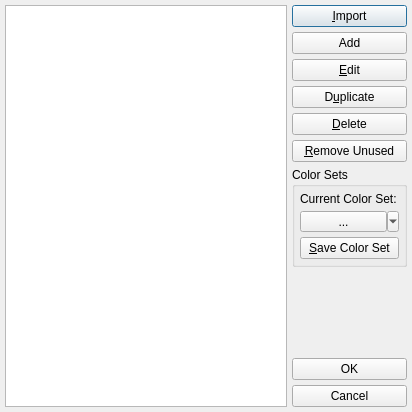
Before: the Qt Designer form scribus/ui/colorsandfillsbase.ui in scribusproject/scribus, drawn with Qt 5.
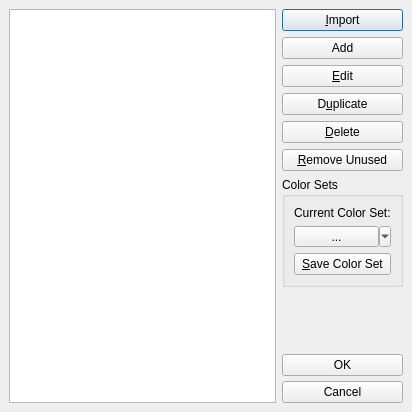
After: the same form once the commit is applied. Custom widgets are drawn as their Qt base class.

Commit message: #16402: Update margins for Preflight Verifier, Colors and Fills and Print/Output preview dialogs <bubu>

Diff of the .ui file:
```diff
--- a/scribus/ui/colorsandfillsbase.ui
+++ b/scribus/ui/colorsandfillsbase.ui
@@ -20,20 +20,17 @@
    <bool>true</bool>
   </property>
   <layout class="QHBoxLayout" name="horizontalLayout" stretch="1,0">
-   <property name="spacing">
-    <number>5</number>
-   </property>
    <property name="leftMargin">
-    <number>5</number>
+    <number>9</number>
    </property>
    <property name="topMargin">
-    <number>5</number>
+    <number>9</number>
    </property>
    <property name="rightMargin">
-    <number>5</number>
+    <number>9</number>
    </property>
    <property name="bottomMargin">
-    <number>5</number>
+    <number>9</number>
    </property>
    <item>
     <widget class="QTreeWidget" name="dataTree">
@@ -131,21 +128,6 @@
         <string>Color Sets</string>
        </property>
        <layout class="QVBoxLayout" name="verticalLayout">
-        <property name="spacing">
-         <number>5</number>
-        </property>
-        <property name="leftMargin">
-         <number>5</number>
-        </property>
-        <property name="topMargin">
-         <number>5</number>
-        </property>
-        <property name="rightMargin">
-         <number>5</number>
-        </property>
-        <property name="bottomMargin">
-         <number>5</number>
-        </property>
         <item>
          <widget class="QLabel" name="label">
           <property name="text">
```
The commit also changes 5 other files.
